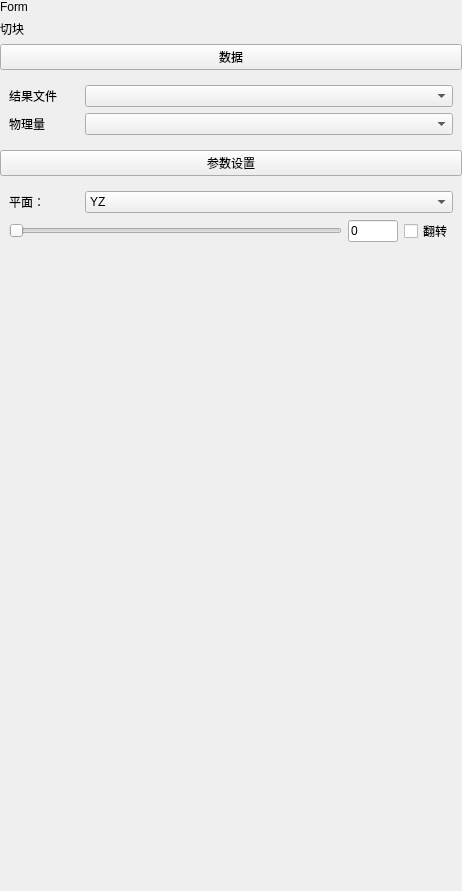
Above: plugins/Base_PostProcessing/BlockSettingsWidget.ui from asd977/base_cae before the change. Below: the same form after it.
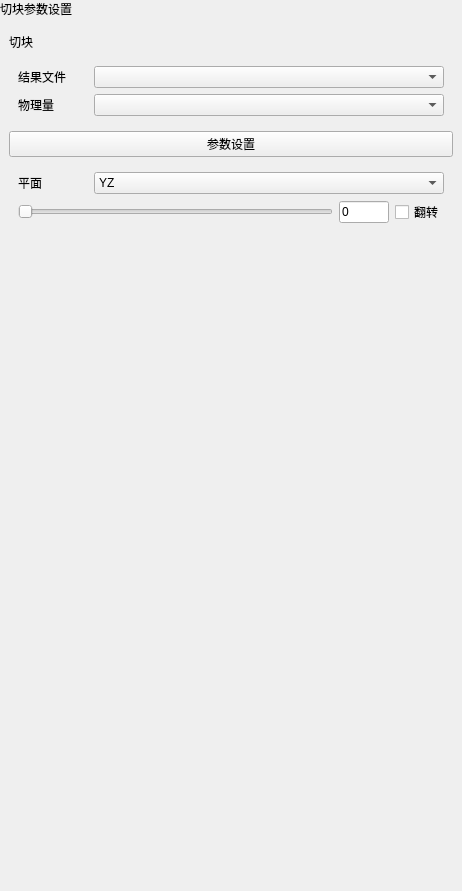
That is the form after the change.

```diff
--- a/plugins/Base_PostProcessing/BlockSettingsWidget.ui
+++ b/plugins/Base_PostProcessing/BlockSettingsWidget.ui
@@ -27,12 +27,35 @@
     <number>0</number>
    </property>
       <item>
-    <widget class="QLabel" name="pageNameLabel">
+    <widget class="QLabel" name="pageHeaderLabel">
+     <property name="sizePolicy">
+      <sizepolicy hsizetype="Preferred" vsizetype="Fixed">
+       <horstretch>0</horstretch>
+       <verstretch>0</verstretch>
+      </sizepolicy>
+     </property>
      <property name="text">
-      <string>Form</string>
+      <string>切块参数设置</string>
      </property>
     </widget>
    </item>
+   <item>
+    <layout class="QVBoxLayout" name="contentLayout">
+     <property name="leftMargin">
+      <number>9</number>
+     </property>
+     <property name="topMargin">
+      <number>9</number>
+     </property>
+     <property name="rightMargin">
+      <number>9</number>
+     </property>
+     <property name="bottomMargin">
+      <number>9</number>
+     </property>
+     <property name="spacing">
+      <number>6</number>
+     </property>
 <item>
     <widget class="QLabel" name="label">
      <property name="sizePolicy">
@@ -52,18 +75,18 @@
      </property>
     </widget>
    </item>
-   <item>
-    <widget class="QPushButton" name="sectionTitleButton">
-     <property name="text">
-      <string>数据</string>
-     </property>
-    </widget>
-   </item>
    <item>
     <widget class="QWidget" name="widget" native="true">
      <layout class="QGridLayout" name="gridLayout">
       <item row="1" column="1">
-       <widget class="QComboBox" name="scalarComboBox" />
+         <widget class="QComboBox" name="scalarComboBox">
+          <property name="minimumSize">
+           <size>
+            <width>10</width>
+            <height>0</height>
+           </size>
+          </property>
+         </widget>
       </item>
       <item row="1" column="0">
        <widget class="QLabel" name="label_60">
@@ -92,7 +115,14 @@
        </widget>
       </item>
       <item row="0" column="1">
-       <widget class="QComboBox" name="stepComboBox" />
+         <widget class="QComboBox" name="stepComboBox">
+          <property name="minimumSize">
+           <size>
+            <width>10</width>
+            <height>0</height>
+           </size>
+          </property>
+         </widget>
       </item>
      </layout>
     </widget>
@@ -130,7 +160,7 @@
            </size>
           </property>
           <property name="text">
-           <string>平面：</string>
+             <string>平面</string>
           </property>
          </widget>
         </item>
@@ -151,6 +181,12 @@
             <string>XY</string>
            </property>
           </item>
+            <property name="minimumSize">
+             <size>
+              <width>10</width>
+              <height>0</height>
+             </size>
+            </property>
          </widget>
         </item>
        </layout>
@@ -184,6 +220,12 @@
           <property name="text">
            <string>0</string>
           </property>
+            <property name="minimumSize">
+             <size>
+              <width>10</width>
+              <height>0</height>
+             </size>
+            </property>
          </widget>
         </item>
         <item>
@@ -210,6 +252,8 @@
       </size>
      </property>
     </spacer>
+     </item>
+    </layout>
    </item>
   </layout>
  </widget>
```
Left out of the diff: 2 changed lines with no effect on the pictures. Lines whose indentation alone changed are shown as unchanged.
